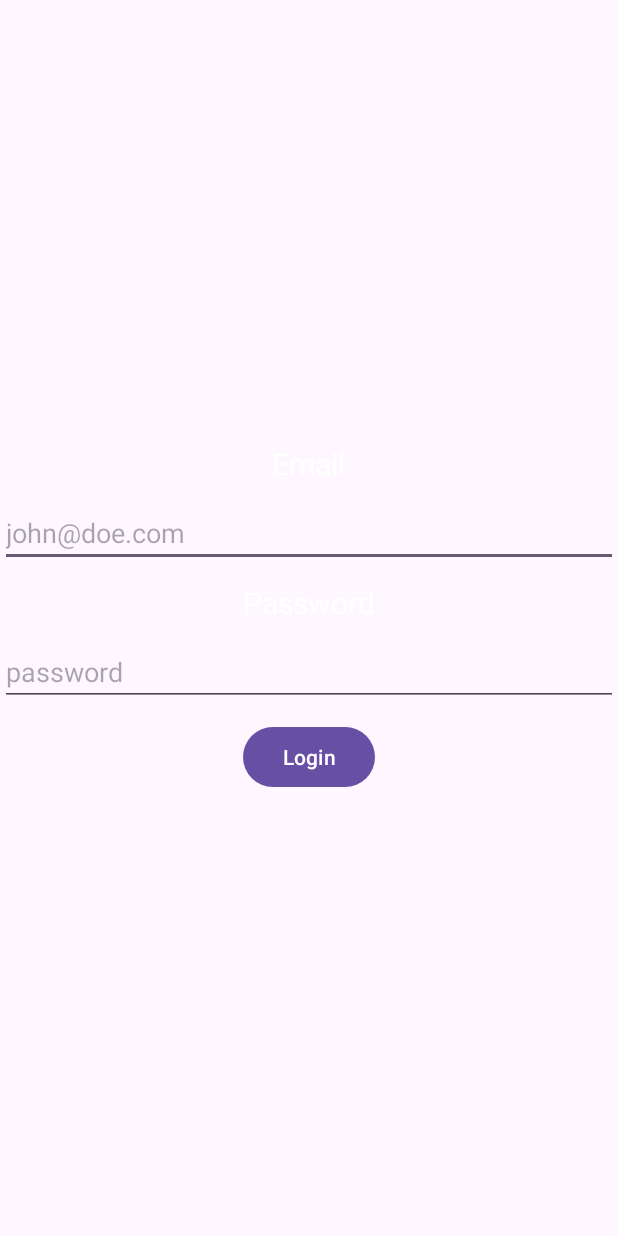
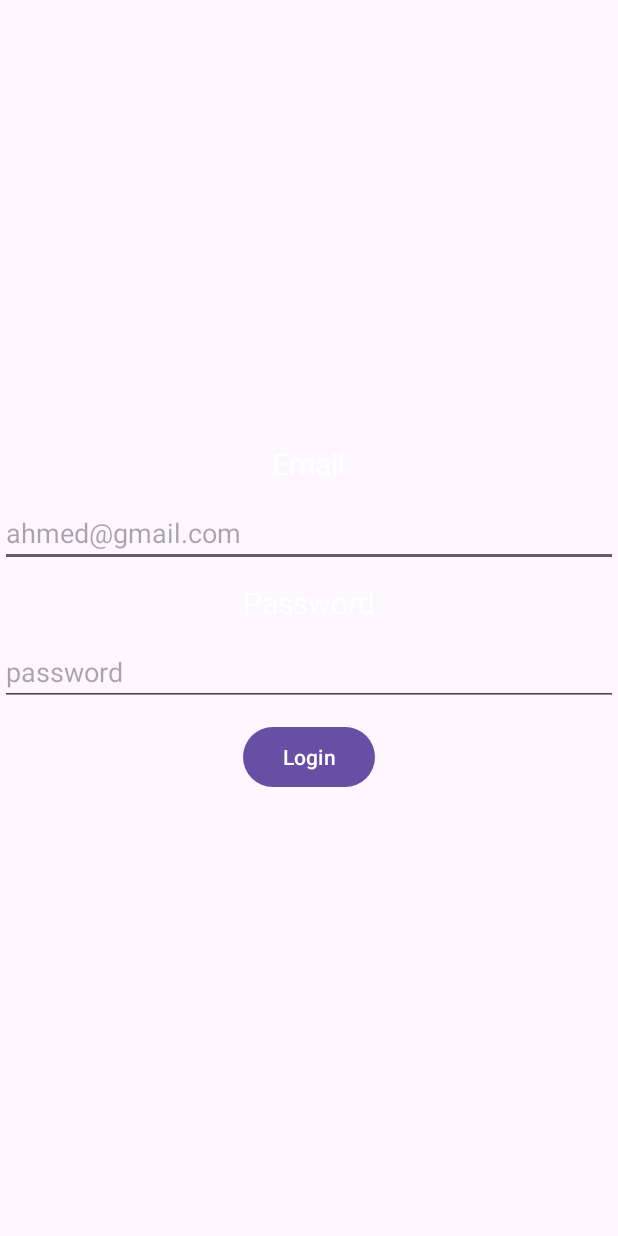
Before and after one commit to Rumbustious/Login-Page-Android, an Android app: the screen it shows after launch (MainActivity), on a phone screen of 412 x 824 dp. Run offline under Robolectric (Android 15) with nearby library versions, the phone set to English and light mode, and no system bars.

Commit message:
slight change - edit email placeholder

```diff
--- a/app/src/main/res/layout/activity_main.xml
+++ b/app/src/main/res/layout/activity_main.xml
@@ -31,7 +31,7 @@
             android:id="@+id/emailEditText"
             android:layout_width="match_parent"
             android:layout_height="wrap_content"
-            android:hint="john@doe.com"
+            android:hint="ahmed@gmail.com"
             android:ems="10"
             android:layout_marginVertical="10dp"
             android:inputType="textEmailAddress" />
```
